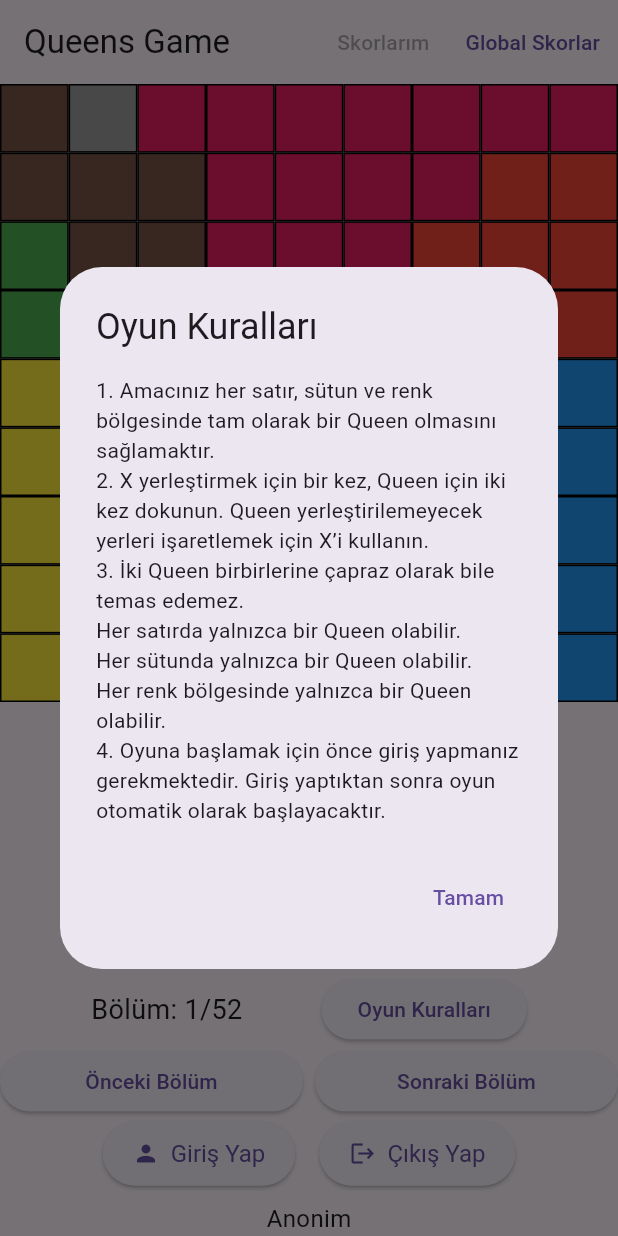
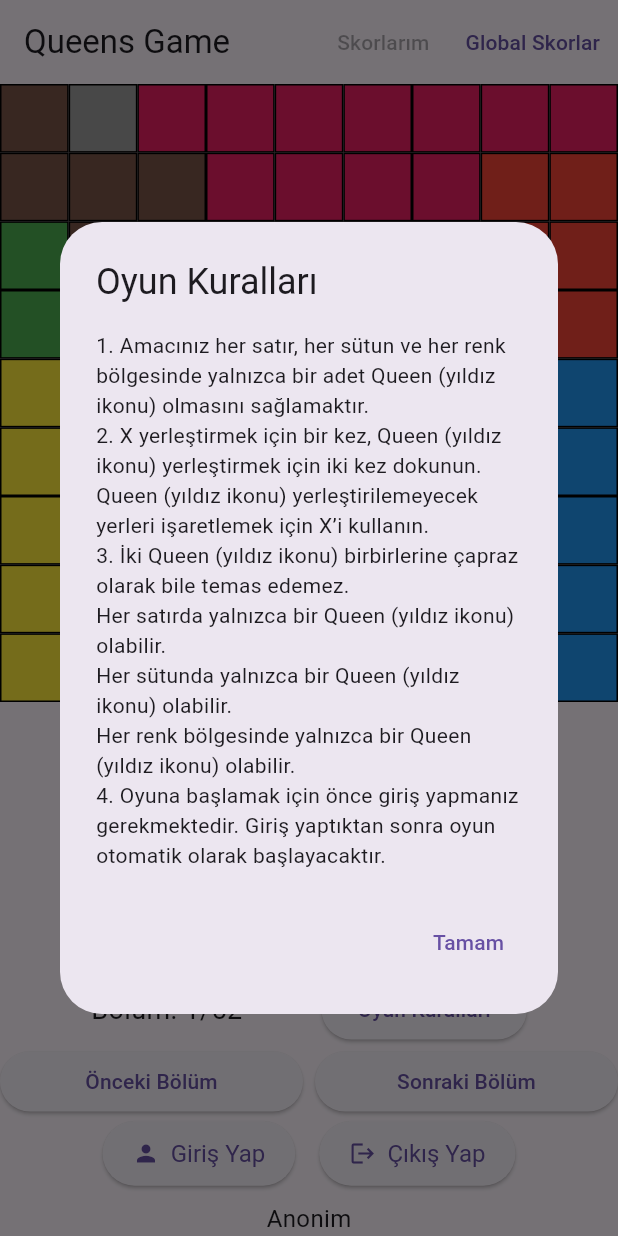
Before and after one commit to erdem-dulger/mobil-programlama-dersi, a Flutter app: the screen it shows after launch, after a tap on "Oyun Kuralları", on a phone screen of 412 x 824 dp. Run offline on Flutter 3.47's test engine with Material 3 defaults, Android fonts, the phone set to English and light mode, and no system bars; our stand-ins replace sqflite; accounts and stored records are empty.

Commit message:
final_uygulama klasörü tekrar güncellendi

```diff
--- a/final_uygulama/lib/main.dart
+++ b/final_uygulama/lib/main.dart
@@ -1254,14 +1254,15 @@ class _QueensGameState extends State<QueensGame> {
             child: ListBody(
               children: [
                 Text(
-                    '1. Amacınız her satır, sütun ve renk bölgesinde tam olarak bir Queen olmasını sağlamaktır.'),
+                    '1. Amacınız her satır, her sütun ve her renk bölgesinde yalnızca bir adet Queen (yıldız ikonu) olmasını sağlamaktır.'),
                 Text(
-                    '2. X yerleştirmek için bir kez, Queen için iki kez dokunun. Queen yerleştirilemeyecek yerleri işaretlemek için X’i kullanın.'),
+                    '2. X yerleştirmek için bir kez, Queen (yıldız ikonu) yerleştirmek için iki kez dokunun. Queen (yıldız ikonu) yerleştirilemeyecek yerleri işaretlemek için X’i kullanın.'),
                 Text(
-                    '3. İki Queen birbirlerine çapraz olarak bile temas edemez.'),
-                Text('Her satırda yalnızca bir Queen olabilir.'),
-                Text('Her sütunda yalnızca bir Queen olabilir.'),
-                Text('Her renk bölgesinde yalnızca bir Queen olabilir.'),
+                    '3. İki Queen (yıldız ikonu) birbirlerine çapraz olarak bile temas edemez.'),
+                Text('Her satırda yalnızca bir Queen (yıldız ikonu) olabilir.'),
+                Text('Her sütunda yalnızca bir Queen (yıldız ikonu) olabilir.'),
+                Text(
+                    'Her renk bölgesinde yalnızca bir Queen (yıldız ikonu) olabilir.'),
                 Text(
                     '4. Oyuna başlamak için önce giriş yapmanız gerekmektedir. Giriş yaptıktan sonra oyun otomatik olarak başlayacaktır.'),
               ],
```
